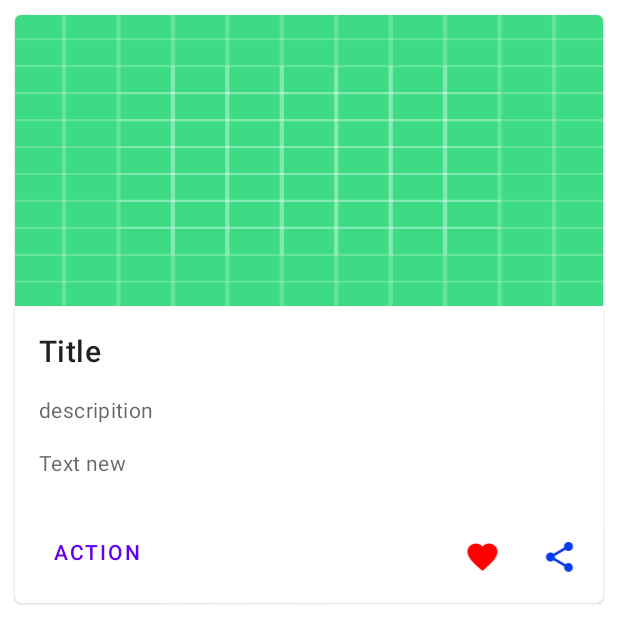
After one commit to JorgeTranin/SoccerNews, an Android app: the layout item_news.xml on its own in the app's theme, with its tools: preview values and no code run, on a phone screen of 412 x 824 dp. The commit adds this screen. Shown: the top 644 px of the screen. Run offline under Robolectric (Android 15) with nearby library versions, the phone set to English and light mode, and no system bars.

Commit message:
Implementação item_news.xml e refatoração de layout

```diff
--- /dev/null
+++ b/app/src/main/res/drawable/ic_share.xml
@@ -0,0 +1,10 @@
+<vector android:height="24dp"
+    android:tint="#063CEF"
+    android:viewportHeight="24"
+    android:viewportWidth="24"
+    android:width="24dp"
+    xmlns:android="http://schemas.android.com/apk/res/android">
+    <path
+        android:fillColor="@android:color/white"
+        android:pathData="M18,16.08c-0.76,0 -1.44,0.3 -1.96,0.77L8.91,12.7c0.05,-0.23 0.09,-0.46 0.09,-0.7s-0.04,-0.47 -0.09,-0.7l7.05,-4.11c0.54,0.5 1.25,0.81 2.04,0.81 1.66,0 3,-1.34 3,-3s-1.34,-3 -3,-3 -3,1.34 -3,3c0,0.24 0.04,0.47 0.09,0.7L8.04,9.81C7.5,9.31 6.79,9 6,9c-1.66,0 -3,1.34 -3,3s1.34,3 3,3c0.79,0 1.5,-0.31 2.04,-0.81l7.12,4.16c-0.05,0.21 -0.08,0.43 -0.08,0.65 0,1.61 1.31,2.92 2.92,2.92 1.61,0 2.92,-1.31 2.92,-2.92s-1.31,-2.92 -2.92,-2.92z" />
+</vector>
--- /dev/null
+++ b/app/src/main/res/layout/item_news.xml
@@ -0,0 +1,113 @@
+<?xml version="1.0" encoding="utf-8"?>
+<androidx.constraintlayout.widget.ConstraintLayout xmlns:android="http://schemas.android.com/apk/res/android"
+    xmlns:app="http://schemas.android.com/apk/res-auto"
+    android:layout_width="match_parent"
+    android:layout_height="match_parent"
+    android:orientation="horizontal">
+
+
+    <com.google.android.material.card.MaterialCardView
+        android:id="@+id/cv_item_news"
+        android:layout_width="match_parent"
+        android:layout_height="wrap_content"
+        android:layout_margin="10dp"
+        android:layout_marginStart="10dp"
+        android:layout_marginEnd="9dp"
+        android:elevation="2dp"
+        app:layout_constraintEnd_toEndOf="parent"
+        app:layout_constraintStart_toStartOf="parent"
+        app:layout_constraintTop_toTopOf="parent">
+
+        <LinearLayout
+            android:layout_width="match_parent"
+            android:layout_height="wrap_content"
+            android:orientation="vertical">
+
+            <!-- Media -->
+            <ImageView
+                android:id="@+id/iv_new"
+                android:layout_width="match_parent"
+                android:layout_height="194dp"
+                android:background="@drawable/ic_launcher_background"
+                android:contentDescription="@string/description_new"
+                android:scaleType="centerCrop" />
+
+            <LinearLayout
+                android:layout_width="match_parent"
+                android:layout_height="wrap_content"
+                android:orientation="vertical"
+                android:padding="16dp">
+
+                <!-- Title, secondary and supporting text -->
+                <TextView
+                    android:id="@+id/tv_title_new"
+                    android:layout_width="wrap_content"
+                    android:layout_height="wrap_content"
+                    android:text="@string/title_new"
+                    android:textAppearance="?attr/textAppearanceHeadline6" />
+
+                <TextView
+                    android:id="@+id/tv_descripition"
+                    android:layout_width="wrap_content"
+                    android:layout_height="wrap_content"
+                    android:layout_marginTop="16dp"
+                    android:text="@string/description_new"
+                    android:textAppearance="?attr/textAppearanceBody2"
+                    android:textColor="?android:attr/textColorSecondary" />
+
+                <TextView
+                    android:id="@+id/tv_text_new"
+                    android:layout_width="wrap_content"
+                    android:layout_height="wrap_content"
+                    android:layout_marginTop="16dp"
+                    android:text="@string/text_new"
+                    android:textAppearance="?attr/textAppearanceBody2"
+                    android:textColor="?android:attr/textColorSecondary" />
+
+            </LinearLayout>
+
+            <!-- Buttons -->
+            <LinearLayout
+                android:layout_width="match_parent"
+                android:layout_height="wrap_content"
+                android:layout_marginTop="10dp"
+                android:layout_marginBottom="10dp"
+                android:orientation="horizontal">
+
+                <com.google.android.material.button.MaterialButton
+                    android:id="@+id/btn_open_link"
+                    style="?attr/borderlessButtonStyle"
+                    android:layout_width="wrap_content"
+                    android:layout_height="wrap_content"
+                    android:layout_marginStart="10dp"
+                    android:layout_marginEnd="8dp"
+                    android:text="@string/action_1" />
+
+
+                <ImageView
+                    android:id="@+id/iv_favorite"
+                    android:layout_width="51dp"
+                    android:layout_height="wrap_content"
+                    android:layout_marginStart="180dp"
+                    android:layout_marginTop="15dp"
+                    android:contentDescription="@string/botao_favoritar"
+                    app:srcCompat="@drawable/ic_favorite" />
+
+                <ImageView
+                    android:id="@+id/iv_compartilhar"
+                    android:layout_width="39dp"
+                    android:layout_height="wrap_content"
+                    android:layout_marginStart="6dp"
+                    android:layout_marginTop="15dp"
+                    android:contentDescription="@string/botao_de_compartilhar"
+                    app:srcCompat="@drawable/ic_share" />
+
+            </LinearLayout>
+
+
+        </LinearLayout>
+
+    </com.google.android.material.card.MaterialCardView>
+
+
+</androidx.constraintlayout.widget.ConstraintLayout>
--- a/app/src/main/res/values/strings.xml
+++ b/app/src/main/res/values/strings.xml
@@ -2,4 +2,11 @@
     <string name="app_name">Soccer News</string>
     <string name="title_news">News</string>
     <string name="title_favorite">Favorites</string>
+    <string name="title_new">Title</string>
+    <string name="description_new">descripition</string>
+    <string name="text_new">Text new</string>
+    <string name="action_1">action</string>
+    <string name="action_2">action</string>
+    <string name="botao_de_compartilhar">botao de compartilhar</string>
+    <string name="botao_favoritar">botao de favoritar</string>
 </resources>
```
